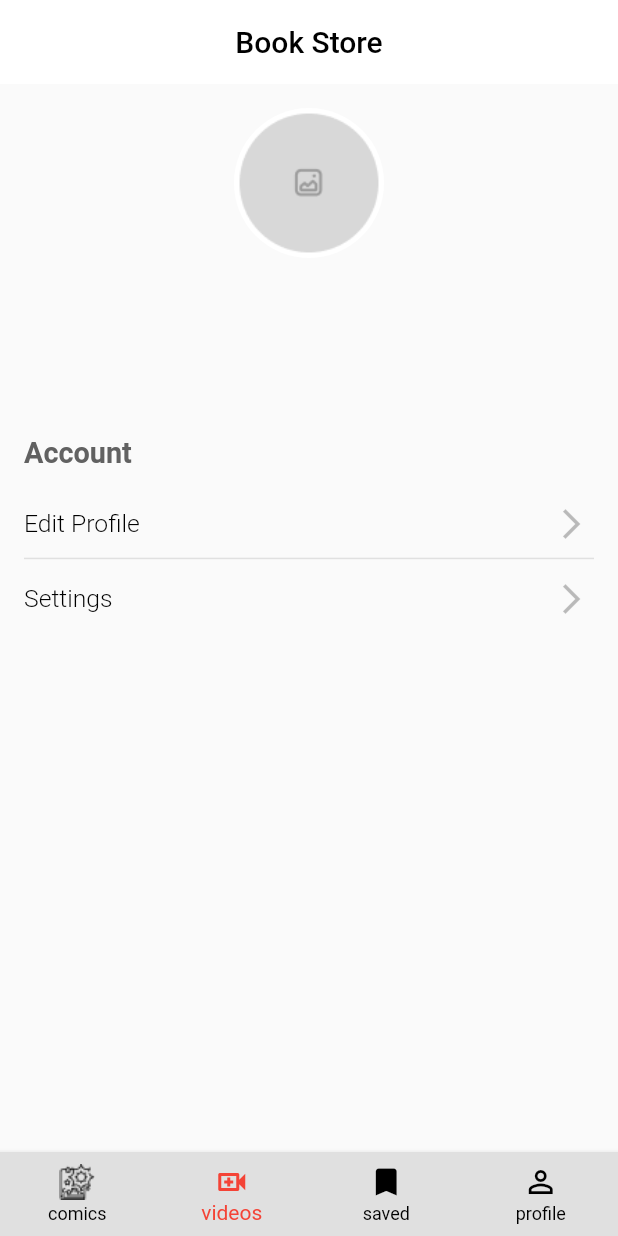
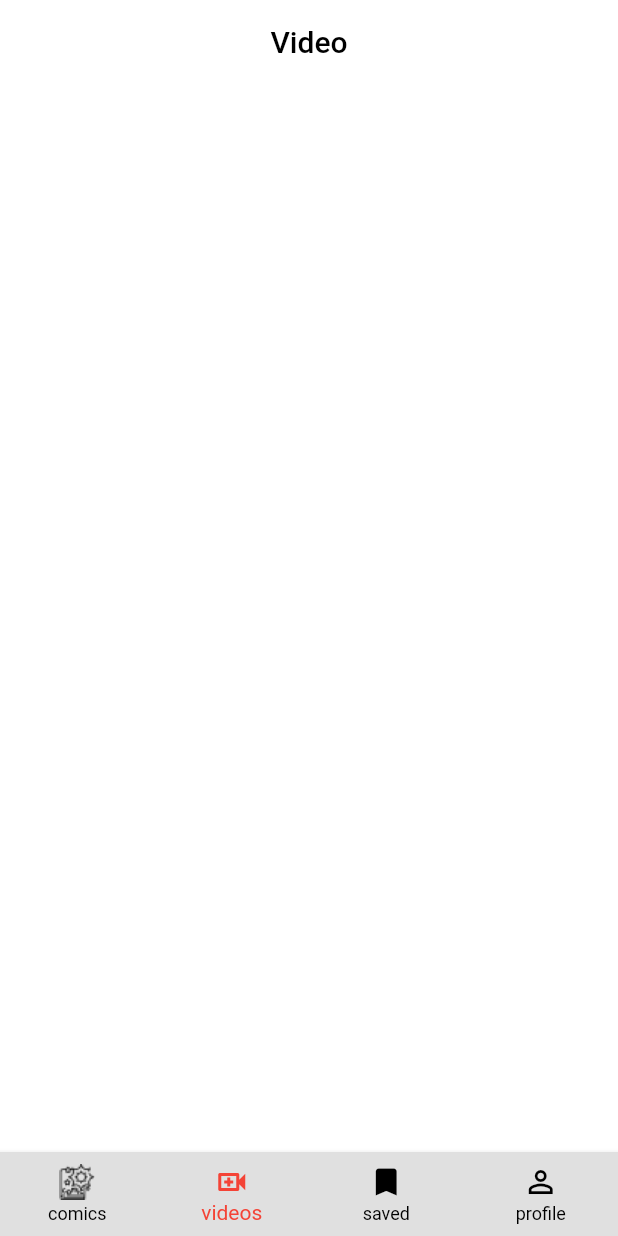
Before and after one commit to WalaaAlshaikh/ComicToonFlutter, a Flutter app: the MainScreen screen opened by its route, item 2 of the bottom bar chosen, on a phone screen of 412 x 824 dp. Run offline on Flutter 3.47's test engine with Material 2 defaults, Android fonts, the phone set to English and light mode, and no system bars; our stand-ins replace cloud_firestore, firebase_auth, firebase_core, firebase_storage, flutter_html, get and 4 more; accounts and stored records are empty; network calls fail; statements that could not run were skipped.

Commit message:
adding the page of favourite in main screen

```diff
--- a/lib/logic/controllers/main_controller.dart
+++ b/lib/logic/controllers/main_controller.dart
@@ -1,7 +1,10 @@
+import 'package:comic_toon_flutter/views/screens/comic/favourite.dart';
 import 'package:comic_toon_flutter/views/screens/comic/home.dart';
 import 'package:comic_toon_flutter/views/screens/setting/profile.dart';
 import 'package:comic_toon_flutter/views/screens/setting/settings_screen.dart';
 import 'package:get/get.dart';
+
+import '../../views/screens/comic/video_screen.dart';
 
 class MainController  extends GetxController{
   RxInt currentIndex=0.obs;
@@ -10,6 +13,8 @@ class MainController  extends GetxController{
   // we need to create binding file for main screen to link the pages together
   final taps=[
     HomeScreen(),
+    VideoScreen(),
+    FavScreen(),
     ProfileScreen(),
 
 
@@ -20,9 +25,9 @@ class MainController  extends GetxController{
 
   final title=[
     "Comic Books",
-    "Book Store",
-    "Bookmark",
-    "",
+    "Video",
+    "Marked Comic",
+    "Profile",
   ].obs;
 
 
--- a/lib/views/screens/comic/comic_detail.dart
+++ b/lib/views/screens/comic/comic_detail.dart
@@ -2,6 +2,7 @@ import 'package:comic_toon_flutter/logic/controllers/comic_controller.dart';
 import 'package:comic_toon_flutter/models/comic_model.dart';
 import 'package:comic_toon_flutter/utils/text_utils.dart';
 import 'package:flutter/material.dart';
+import 'package:flutter_html/flutter_html.dart';
 import 'package:get/get.dart';
 import 'package:get/get_core/src/get_main.dart';
 import 'package:readmore/readmore.dart';
@@ -21,8 +22,8 @@ class ComicDetails extends StatelessWidget {
         appBar: AppBar(leading: IconButton(onPressed: Get.back,icon: Icon(Icons.arrow_back_ios,color: Colors.black,),),title: Text(comicModel.name, style: TextStyle(color: Colors.black),),backgroundColor: Colors.white,
         actions: [IconButton(onPressed:() {
           controller.manageFav(comicModel.id);
-          Get.toNamed(Routes.productsFavourites);
-        }, icon: Icon(Icons.bookmark_add_outlined,color: Colors.black,))],),
+        }, icon:Obx(()=> controller.isFav(
+            comicModel.id)?Icon(Icons.bookmark_outlined,color: Colors.red,): Icon(Icons.bookmark_add_outlined,color: Colors.black,)) ,)],),
         backgroundColor: Colors.white,
         body: SingleChildScrollView(
           child: Padding(
@@ -60,6 +61,7 @@ class ComicDetails extends StatelessWidget {
 
                   ],),
                   const SizedBox(height: 10),
+                  Html(data:comicModel.description),
                   ReadMoreText(
                     comicModel.description,
                     trimLines: 3,
--- /dev/null
+++ b/lib/views/screens/comic/video_screen.dart
@@ -0,0 +1,10 @@
+import 'package:flutter/material.dart';
+
+class VideoScreen extends StatelessWidget {
+  const VideoScreen({Key? key}) : super(key: key);
+
+  @override
+  Widget build(BuildContext context) {
+    return Container();
+  }
+}
--- a/pubspec.yaml
+++ b/pubspec.yaml
@@ -45,6 +45,7 @@ dependencies:
   firebase_storage: ^11.0.7
   image_picker: ^0.8.6
   readmore: ^2.2.0
+  flutter_html: ^2.2.1
 
 
 dev_dependencies:
```
Also changed, not shown: lib/logic/controllers/comic_controller.dart (+5 -2 lines), lib/views/screens/comic/favourite.dart (+8 -10 lines), assets/images/Mask group.png (added), pubspec.lock, 1 other file.
